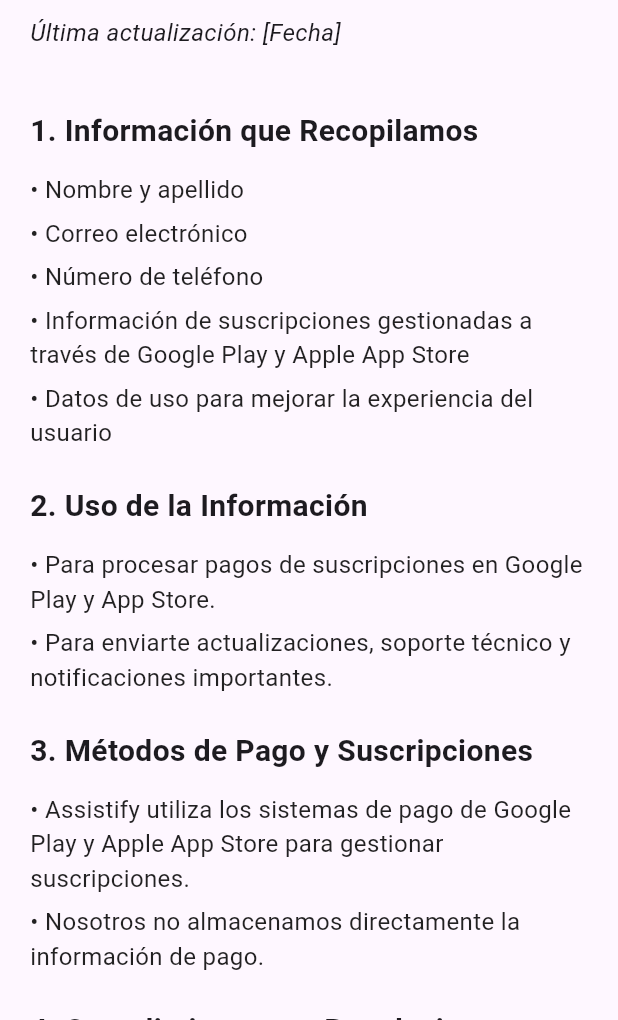
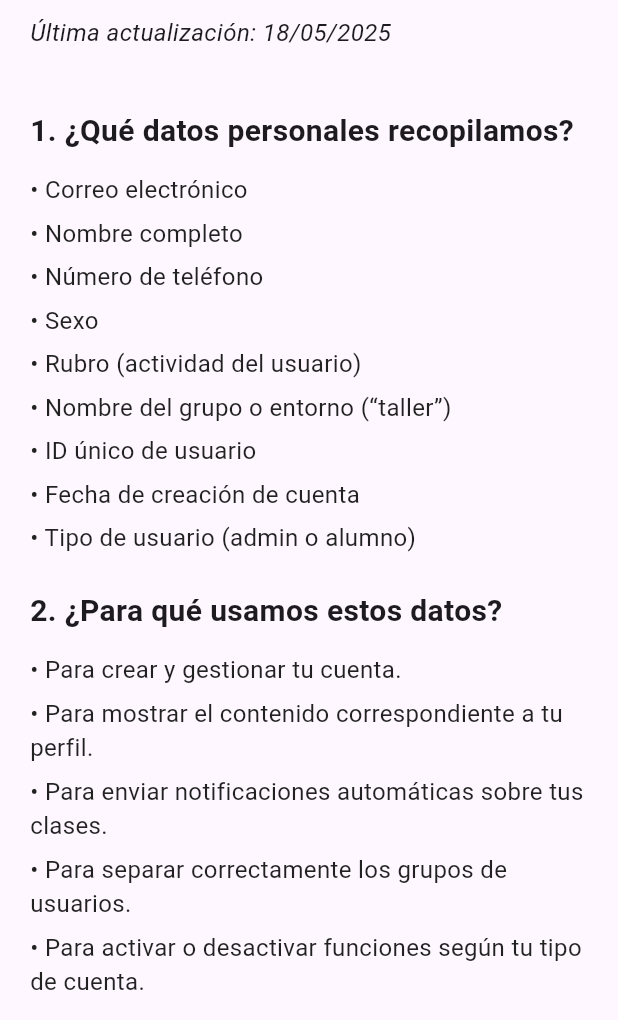
Before and after one commit to manu-180/politicas, a Flutter app: the screen it shows after launch, on a phone screen of 412 x 824 dp, the part 216-1236 px from its top. Run offline on Flutter 3.47's test engine with Material 3 defaults, Android fonts, the phone set to English and light mode, and no system bars.

Commit message:
actualizando politicass

```diff
--- a/lib/main.dart
+++ b/lib/main.dart
@@ -41,42 +41,60 @@ class PrivacyPolicyScreen extends StatelessWidget {
             ),
             const SizedBox(height: 10),
             const Text(
-              'Última actualización: [Fecha]',
+              'Última actualización: 18/05/2025',
               style: TextStyle(fontSize: 16, fontStyle: FontStyle.italic),
             ),
             const SizedBox(height: 20),
-            _buildSection('1. Información que Recopilamos', [
-              '• Nombre y apellido',
+            _buildSection('1. ¿Qué datos personales recopilamos?', [
               '• Correo electrónico',
+              '• Nombre completo',
               '• Número de teléfono',
-              '• Información de suscripciones gestionadas a través de Google Play y Apple App Store',
-              '• Datos de uso para mejorar la experiencia del usuario',
+              '• Sexo',
+              '• Rubro (actividad del usuario)',
+              '• Nombre del grupo o entorno (“taller”)',
+              '• ID único de usuario',
+              '• Fecha de creación de cuenta',
+              '• Tipo de usuario (admin o alumno)',
             ]),
-            _buildSection('2. Uso de la Información', [
-              '• Para procesar pagos de suscripciones en Google Play y App Store.',
-              '• Para enviarte actualizaciones, soporte técnico y notificaciones importantes.',
+            _buildSection('2. ¿Para qué usamos estos datos?', [
+              '• Para crear y gestionar tu cuenta.',
+              '• Para mostrar el contenido correspondiente a tu perfil.',
+              '• Para enviar notificaciones automáticas sobre tus clases.',
+              '• Para separar correctamente los grupos de usuarios.',
+              '• Para activar o desactivar funciones según tu tipo de cuenta.',
             ]),
-            _buildSection('3. Métodos de Pago y Suscripciones', [
-              '• Assistify utiliza los sistemas de pago de Google Play y Apple App Store para gestionar suscripciones.',
-              '• Nosotros no almacenamos directamente la información de pago.',
+            _buildSection('3. ¿Dónde se almacenan tus datos?', [
+              '• Todos los datos se almacenan en servidores seguros de Supabase.',
+              '• Assistify no almacena datos sensibles en tu dispositivo.',
             ]),
-            _buildSection('4. Cumplimiento con Regulaciones', [
-              '• Cumplimos con RGPD para usuarios en la Unión Europea.',
-              '• Cumplimos con CCPA y CalOPPA para usuarios en EE.UU.',
-              '• Cumplimos con las políticas de Apple y Google en relación con pagos y suscripciones.',
+            _buildSection('4. ¿Compartimos tu información?', [
+              '• No compartimos tus datos personales con terceros con fines comerciales.',
+              '• Usamos Twilio para enviarte mensajes por WhatsApp. Solo se transmite tu número en el momento del envío.',
             ]),
-            _buildSection('5. Contacto', [
-              'Si tienes preguntas, contáctanos en:',
-              '📩 Email: manunv97@gmail.com',
+            _buildSection('5. ¿Necesitás cuenta para usar la app?', [
+              '• Sí. Es necesario registrarse para acceder a las funcionalidades.',
+              '• La app necesita conocer tu entorno para mostrar el contenido correcto.',
+            ]),
+            _buildSection('6. Tus derechos', [
+              '• Podés solicitar acceso, corrección o eliminación de tus datos.',
+              '• Para hacerlo, escribinos a: soporte@assistify.lat',
+            ]),
+            _buildSection('7. Cambios en esta política', [
+              '• Podemos actualizar esta política. Los cambios se notificarán en la app o por email.',
+            ]),
+            _buildSection('8. Contacto', [
+              '📩 Email: soporte@assistify.lat',
+              '🌐 Web: www.assistify.lat',
             ]),
             const SizedBox(height: 30),
             Center(
               child: ElevatedButton(
-                onPressed: () {},
+                onPressed: () {
+                  // Acción si querés volver o cerrar
+                },
                 style: ElevatedButton.styleFrom(
                   backgroundColor: Colors.blueAccent,
-                  padding:
-                      const EdgeInsets.symmetric(horizontal: 20, vertical: 15),
+                  padding: const EdgeInsets.symmetric(horizontal: 20, vertical: 15),
                 ),
                 child: const Text(
                   'Aceptar y Continuar',
```
Also changed, not shown: docs/assets/fonts/MaterialIcons-Regular.otf, docs/assets/packages/cupertino_icons/assets/CupertinoIcons.ttf, pubspec.lock, 16 other files.
